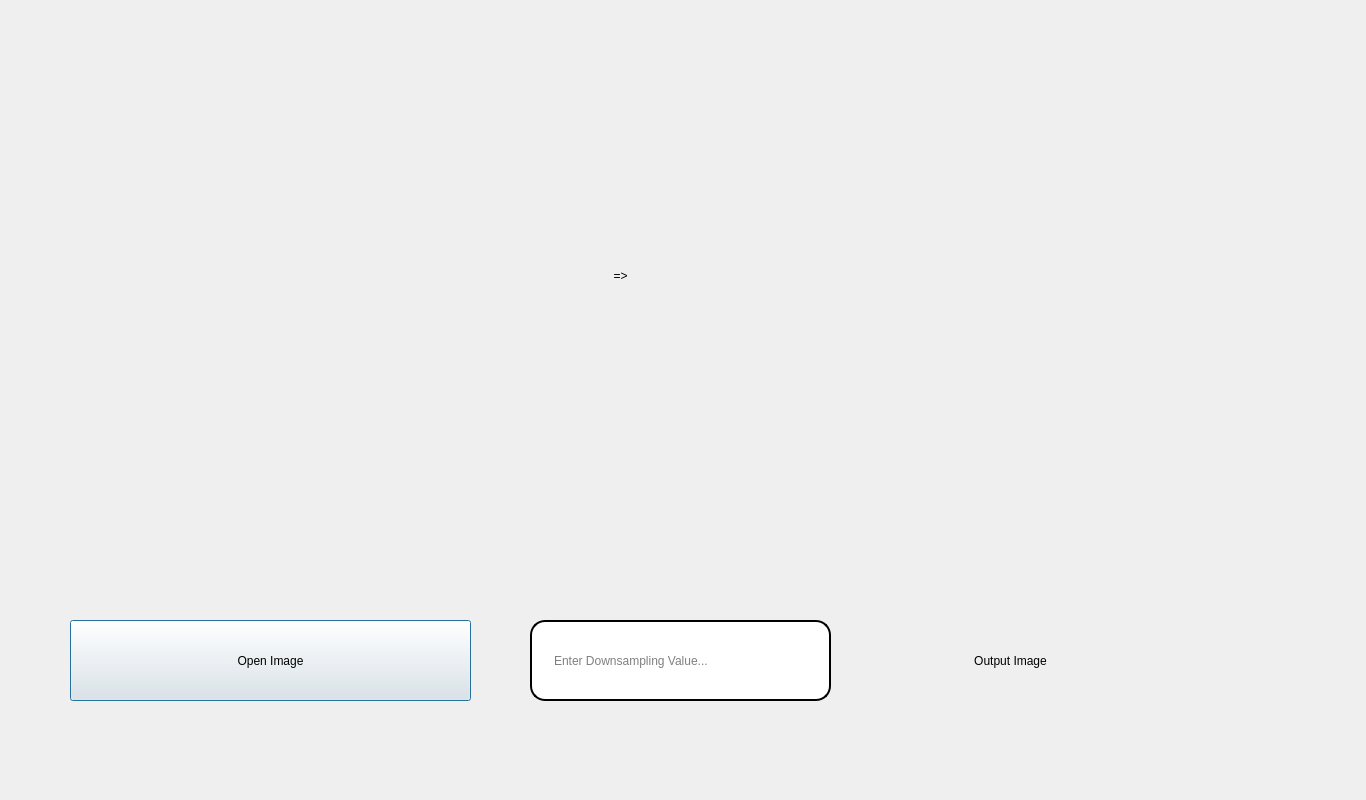
Above: All_Project_Files/Final_Project_Files/Down_Sampling_Image_Screen.ui from Haleshot/Image_Processing before the change. Below: the same form after it.
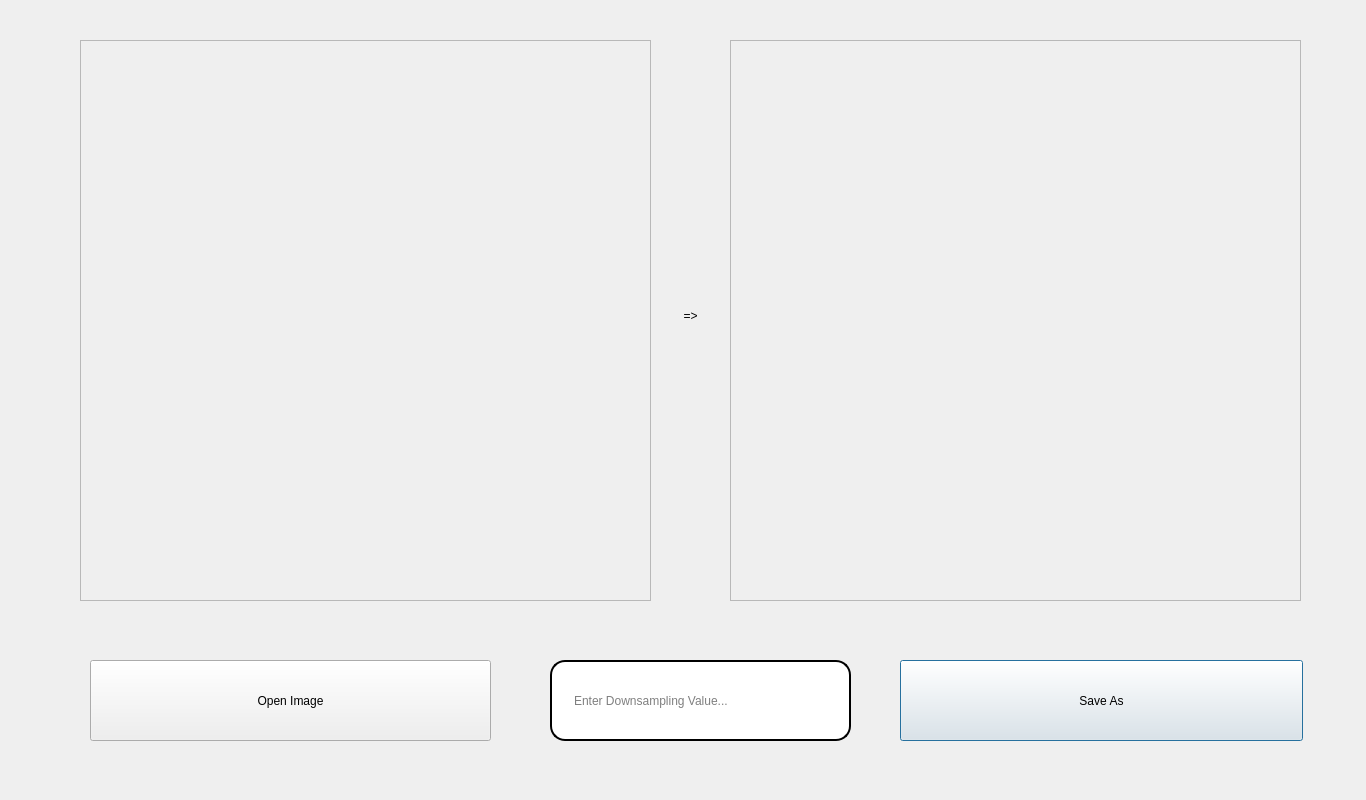
That is the form after the change.

Commit message: Update UI for Down Sampling

Patch:
```diff
--- a/All_Project_Files/Final_Project_Files/Down_Sampling_Image_Screen.ui
+++ b/All_Project_Files/Final_Project_Files/Down_Sampling_Image_Screen.ui
@@ -13,43 +13,24 @@
   <property name="windowTitle">
    <string>Dialog</string>
   </property>
-  <widget class="QLabel" name="label_2">
+  <widget class="QPushButton" name="Save_As">
    <property name="geometry">
     <rect>
-     <x>690</x>
-     <y>20</y>
-     <width>571</width>
-     <height>561</height>
+     <x>900</x>
+     <y>660</y>
+     <width>403</width>
+     <height>81</height>
     </rect>
    </property>
    <property name="text">
-    <string/>
-   </property>
-  </widget>
-  <widget class="QLabel" name="label_4">
-   <property name="geometry">
-    <rect>
-     <x>870</x>
-     <y>640</y>
-     <width>281</width>
-     <height>41</height>
-    </rect>
-   </property>
-   <property name="styleSheet">
-    <string notr="true">font: 16pt &quot;MS Shell Dlg 2&quot;;</string>
-   </property>
-   <property name="text">
-    <string>Output Image</string>
-   </property>
-   <property name="alignment">
-    <set>Qt::AlignCenter</set>
+    <string>Save As</string>
    </property>
   </widget>
   <widget class="QPushButton" name="Open_Image_Button">
    <property name="geometry">
     <rect>
-     <x>70</x>
-     <y>620</y>
+     <x>90</x>
+     <y>660</y>
      <width>401</width>
      <height>81</height>
     </rect>
@@ -58,33 +39,20 @@
     <string>Open Image</string>
    </property>
   </widget>
-  <widget class="QLabel" name="label">
+  <widget class="QLabel" name="label_5">
    <property name="geometry">
     <rect>
-     <x>10</x>
-     <y>20</y>
-     <width>571</width>
-     <height>561</height>
-    </rect>
-   </property>
-   <property name="text">
-    <string/>
-   </property>
-  </widget>
-  <widget class="QLabel" name="label_3">
-   <property name="geometry">
-    <rect>
-     <x>590</x>
-     <y>260</y>
-     <width>61</width>
-     <height>31</height>
+     <x>400</x>
+     <y>740</y>
+     <width>581</width>
+     <height>41</height>
     </rect>
    </property>
    <property name="styleSheet">
-    <string notr="true">font: 22pt &quot;MS Shell Dlg 2&quot;;</string>
+    <string notr="true">color: rgb(255, 0, 0);</string>
    </property>
    <property name="text">
-    <string>=&gt;</string>
+    <string/>
    </property>
    <property name="alignment">
     <set>Qt::AlignCenter</set>
@@ -93,8 +61,8 @@
   <widget class="QLineEdit" name="lineEdit">
    <property name="geometry">
     <rect>
-     <x>530</x>
-     <y>620</y>
+     <x>550</x>
+     <y>660</y>
      <width>301</width>
      <height>81</height>
     </rect>
@@ -114,20 +82,95 @@
     <string>Enter Downsampling Value...</string>
    </property>
   </widget>
-  <widget class="QLabel" name="label_5">
+  <widget class="QScrollArea" name="scrollArea_2">
    <property name="geometry">
     <rect>
-     <x>410</x>
-     <y>730</y>
-     <width>581</width>
-     <height>41</height>
+     <x>730</x>
+     <y>40</y>
+     <width>571</width>
+     <height>561</height>
+    </rect>
+   </property>
+   <property name="widgetResizable">
+    <bool>true</bool>
+   </property>
+   <widget class="QWidget" name="scrollAreaWidgetContents_2">
+    <property name="geometry">
+     <rect>
+      <x>0</x>
+      <y>0</y>
+      <width>569</width>
+      <height>559</height>
+     </rect>
+    </property>
+    <widget class="QLabel" name="label_2">
+     <property name="geometry">
+      <rect>
+       <x>10</x>
+       <y>20</y>
+       <width>571</width>
+       <height>561</height>
+      </rect>
+     </property>
+     <property name="text">
+      <string/>
+     </property>
+    </widget>
+   </widget>
+  </widget>
+  <widget class="QScrollArea" name="scrollArea">
+   <property name="geometry">
+    <rect>
+     <x>80</x>
+     <y>40</y>
+     <width>571</width>
+     <height>561</height>
+    </rect>
+   </property>
+   <property name="widgetResizable">
+    <bool>true</bool>
+   </property>
+   <widget class="QWidget" name="scrollAreaWidgetContents">
+    <property name="geometry">
+     <rect>
+      <x>0</x>
+      <y>0</y>
+      <width>569</width>
+      <height>559</height>
+     </rect>
+    </property>
+    <widget class="QLabel" name="label">
+     <property name="geometry">
+      <rect>
+       <x>10</x>
+       <y>20</y>
+       <width>571</width>
+       <height>561</height>
+      </rect>
+     </property>
+     <property name="text">
+      <string/>
+     </property>
+    </widget>
+   </widget>
+  </widget>
+  <widget class="QLabel" name="label_3">
+   <property name="geometry">
+    <rect>
+     <x>660</x>
+     <y>300</y>
+     <width>61</width>
+     <height>31</height>
     </rect>
    </property>
    <property name="styleSheet">
-    <string notr="true">color: rgb(255, 0, 0);</string>
+    <string notr="true">font: 22pt &quot;MS Shell Dlg 2&quot;;</string>
    </property>
    <property name="text">
-    <string/>
+    <string>=&gt;</string>
+   </property>
+   <property name="alignment">
+    <set>Qt::AlignCenter</set>
    </property>
   </widget>
  </widget>
```
The commit also changes 2 other files.
